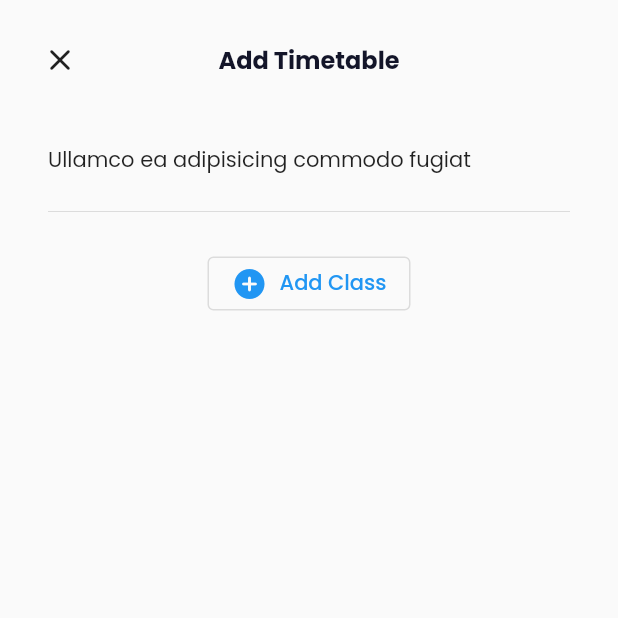
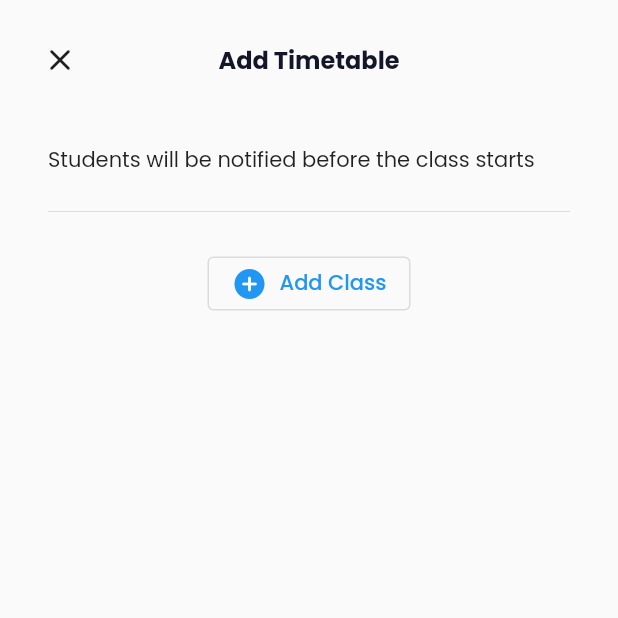
Before and after one commit to ZeshanGIT/kkv, a Flutter app: the AddTimetable screen opened by its route, on a phone screen of 412 x 824 dp, the top half of it. Run offline on Flutter 3.47's test engine with Material 2 defaults, Android fonts, the phone set to English and light mode, and no system bars; our stand-ins replace cloud_firestore, firebase_auth, firebase_core, flutter_svg, get, get_storage and 6 more; missing offline and left inert: direct_select_flutter; accounts and stored records are empty.

Commit message:
timetable flow completed

```diff
--- a/lib/screens/add_timetable/add_timetable.dart
+++ b/lib/screens/add_timetable/add_timetable.dart
@@ -25,7 +25,7 @@ class AddTimetable extends StatelessWidget {
               ),
               ...[
                 SIZED_BOX_32,
-                Text("Ullamco ea adipisicing commodo fugiat"),
+                Text("Students will be notified before the class starts"),
                 SIZED_BOX_16,
                 Divider(),
                 SIZED_BOX_16,
--- a/lib/screens/add_timetable/widgets/add_class.dart
+++ b/lib/screens/add_timetable/widgets/add_class.dart
@@ -94,7 +94,7 @@ class AddClass extends StatelessWidget {
                           ),
                         ),
                         TextButton.icon(
-                          onPressed: () {},
+                          onPressed: controller.toggleClassForm,
                           icon: Icon(Icons.close, color: Colors.red),
                           label: Text(
                             "Cancel",
--- a/lib/screens/add_timetable/widgets/add_class_controller.dart
+++ b/lib/screens/add_timetable/widgets/add_class_controller.dart
@@ -4,6 +4,8 @@ import 'package:kkv/model/class_model.dart';
 import 'package:kkv/screens/teacher/create_class/create_class_controller.dart';
 import 'package:supercharged/supercharged.dart';
 import 'package:get/get.dart';
+
+import 'package:kkv/utilities/extensions/time_of_day_readable.dart';
 
 class AddClassController extends GetxController {
   bool isClassFormVisible = false;
@@ -12,9 +14,7 @@ class AddClassController extends GetxController {
   int? selectedDayIndex;
 
   TimeOfDay? _selectedTimeOfDay;
-  String? get selectedTimeOfDay => _selectedTimeOfDay != null
-      ? "${_selectedTimeOfDay!.hourOfPeriod} : ${_selectedTimeOfDay!.minute.toString().padLeft(2, '0')} ${_selectedTimeOfDay!.period.toString().split('.')[1].toUpperCase()}"
-      : null;
+  String? get selectedTimeOfDay => _selectedTimeOfDay.toReadableString();
 
   final createClassController = Get.find<CreateClassController>();
 
@@ -47,10 +47,8 @@ class AddClassController extends GetxController {
     return () {
       ClassModel tempModel =
           ClassModel(day: selectedDay!, time: _selectedTimeOfDay!);
-      print(tempModel);
-      // isClassFormVisible = false;
-      // createClassController
-      //     .addClass(ClassModel(day: selectedDay!, time: _selectedTimeOfDay!));
+      isClassFormVisible = false;
+      createClassController.addClass(tempModel);
     };
   }
 }
```
Also changed, not shown: lib/screens/add_timetable/widgets/class_card.dart (+32 -3 lines), lib/screens/teacher/create_class/create_class.dart (+8 -2 lines), lib/utilities/extensions/time_of_day_readable.dart (added, +8 -0 lines).
